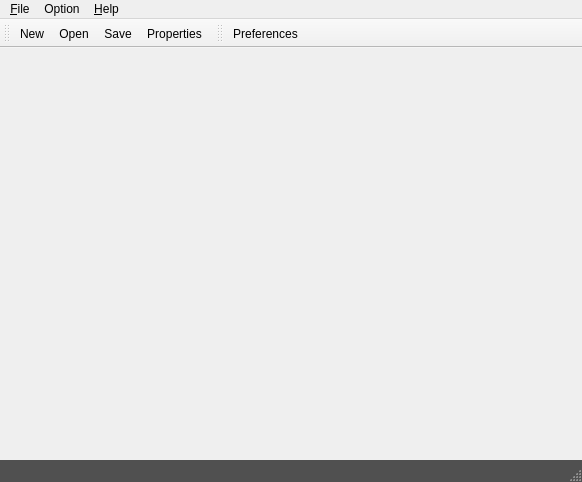
This is src/mainwindow.ui in setvisible/cnc-manual-controller as Qt 5 draws it before an edit. The edited form follows.
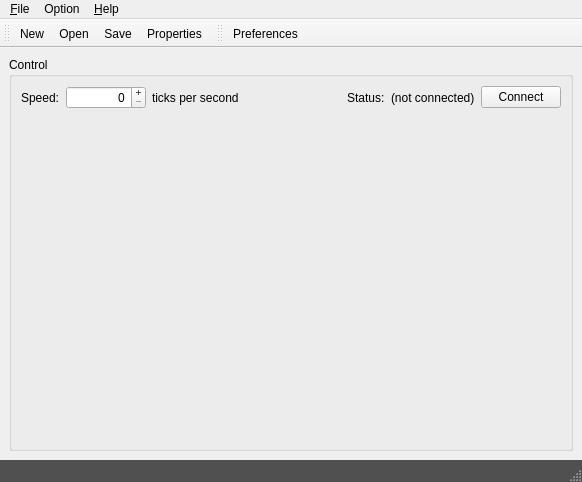
This is the edited form. Icons and pictures are not drawn. Custom widgets are drawn as their Qt base class.

Commit message: Add ControlWidget to MainWindow

The edit to the form file:
```diff
--- a/src/mainwindow.ui
+++ b/src/mainwindow.ui
@@ -17,19 +17,107 @@
    <string notr="true"/>
   </property>
   <widget class="QWidget" name="centralwidget">
-   <layout class="QVBoxLayout" name="verticalLayout">
-    <property name="leftMargin">
-     <number>0</number>
-    </property>
-    <property name="topMargin">
-     <number>0</number>
-    </property>
-    <property name="rightMargin">
-     <number>0</number>
-    </property>
-    <property name="bottomMargin">
-     <number>0</number>
-    </property>
+   <layout class="QVBoxLayout" name="verticalLayout_2">
+    <item>
+     <widget class="QGroupBox" name="groupBox">
+      <property name="title">
+       <string>Control</string>
+      </property>
+      <layout class="QVBoxLayout" name="verticalLayout" stretch="0,1">
+       <item>
+        <layout class="QHBoxLayout" name="horizontalLayout">
+         <item>
+          <widget class="QLabel" name="label">
+           <property name="text">
+            <string>Speed:</string>
+           </property>
+          </widget>
+         </item>
+         <item>
+          <widget class="QSpinBox" name="speedSpinBox">
+           <property name="minimumSize">
+            <size>
+             <width>80</width>
+             <height>0</height>
+            </size>
+           </property>
+           <property name="alignment">
+            <set>Qt::AlignRight|Qt::AlignTrailing|Qt::AlignVCenter</set>
+           </property>
+           <property name="buttonSymbols">
+            <enum>QAbstractSpinBox::PlusMinus</enum>
+           </property>
+          </widget>
+         </item>
+         <item>
+          <widget class="QLabel" name="label_2">
+           <property name="text">
+            <string>ticks per second</string>
+           </property>
+          </widget>
+         </item>
+         <item>
+          <spacer name="horizontalSpacer">
+           <property name="orientation">
+            <enum>Qt::Horizontal</enum>
+           </property>
+           <property name="sizeHint" stdset="0">
+            <size>
+             <width>40</width>
+             <height>20</height>
+            </size>
+           </property>
+          </spacer>
+         </item>
+         <item>
+          <widget class="QLabel" name="label_3">
+           <property name="text">
+            <string>Status:</string>
+           </property>
+          </widget>
+         </item>
+         <item>
+          <widget class="QLabel" name="connectStatus">
+           <property name="text">
+            <string>(not connected)</string>
+           </property>
+          </widget>
+         </item>
+         <item>
+          <widget class="QPushButton" name="connectButton">
+           <property name="text">
+            <string>Connect</string>
+           </property>
+           <property name="checkable">
+            <bool>true</bool>
+           </property>
+          </widget>
+         </item>
+        </layout>
+       </item>
+       <item>
+        <layout class="QHBoxLayout" name="horizontalLayout_2">
+         <item>
+          <widget class="ControlWidget" name="controlWidget" native="true"/>
+         </item>
+         <item>
+          <spacer name="horizontalSpacer_2">
+           <property name="orientation">
+            <enum>Qt::Horizontal</enum>
+           </property>
+           <property name="sizeHint" stdset="0">
+            <size>
+             <width>40</width>
+             <height>20</height>
+            </size>
+           </property>
+          </spacer>
+         </item>
+        </layout>
+       </item>
+      </layout>
+     </widget>
+    </item>
    </layout>
   </widget>
   <widget class="QMenuBar" name="menubar">
@@ -188,6 +276,14 @@
    </property>
   </action>
  </widget>
+ <customwidgets>
+  <customwidget>
+   <class>ControlWidget</class>
+   <extends>QWidget</extends>
+   <header>GUI/ControlWidget</header>
+   <container>1</container>
+  </customwidget>
+ </customwidgets>
  <resources>
   <include location="resources.qrc"/>
  </resources>
```
The commit also changes 2 other files.
